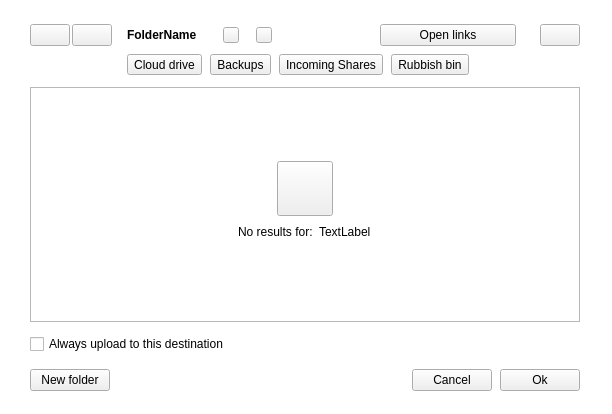
meganz/MEGAsync, file src/MEGASync/node_selector/gui/ui/NodeSelectorTreeViewWidget.ui: the form before one commit.
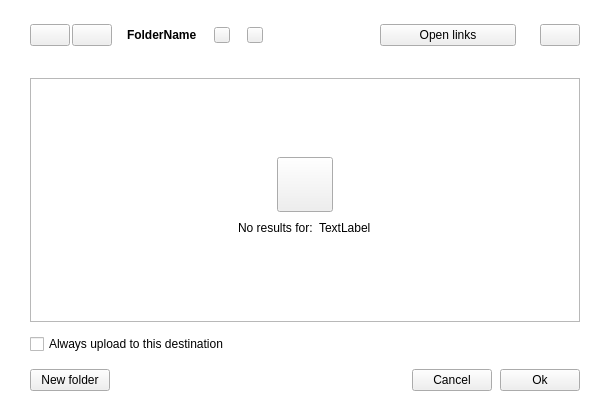
The form after the commit. Icons and pictures are not drawn. Custom widgets are drawn as their Qt base class.

What changed in the file:
```diff
--- a/src/MEGASync/node_selector/gui/ui/NodeSelectorTreeViewWidget.ui
+++ b/src/MEGASync/node_selector/gui/ui/NodeSelectorTreeViewWidget.ui
@@ -101,7 +101,128 @@
         <property name="verticalSpacing">
          <number>8</number>
         </property>
-        <item row="0" column="10">
+        <item row="0" column="6">
+         <spacer name="avatarSpacer">
+          <property name="orientation">
+           <enum>Qt::Horizontal</enum>
+          </property>
+          <property name="sizeType">
+           <enum>QSizePolicy::Fixed</enum>
+          </property>
+          <property name="sizeHint" stdset="0">
+           <size>
+            <width>13</width>
+            <height>20</height>
+           </size>
+          </property>
+         </spacer>
+        </item>
+        <item row="0" column="2">
+         <spacer name="horizontalSpacer_5">
+          <property name="orientation">
+           <enum>Qt::Horizontal</enum>
+          </property>
+          <property name="sizeType">
+           <enum>QSizePolicy::Fixed</enum>
+          </property>
+          <property name="sizeHint" stdset="0">
+           <size>
+            <width>13</width>
+            <height>20</height>
+           </size>
+          </property>
+         </spacer>
+        </item>
+        <item row="0" column="11">
+         <widget class="QWidget" name="buttonsContainer" native="true">
+          <property name="minimumSize">
+           <size>
+            <width>200</width>
+            <height>0</height>
+           </size>
+          </property>
+          <layout class="QHBoxLayout" name="horizontalLayout_5">
+           <property name="spacing">
+            <number>24</number>
+           </property>
+           <property name="leftMargin">
+            <number>0</number>
+           </property>
+           <property name="topMargin">
+            <number>0</number>
+           </property>
+           <property name="rightMargin">
+            <number>0</number>
+           </property>
+           <property name="bottomMargin">
+            <number>0</number>
+           </property>
+           <item>
+            <widget class="QPushButton" name="bOpenLinks">
+             <property name="text">
+              <string>Open links</string>
+             </property>
+             <property name="icon">
+              <iconset resource="../../../gui/Resources_common.qrc">
+               <normaloff>:/link-01_small_thin_outline</normaloff>:/link-01_small_thin_outline</iconset>
+             </property>
+             <property name="dimension" stdset="0">
+              <string notr="true">small</string>
+             </property>
+             <property name="type" stdset="0">
+              <string notr="true">ghost</string>
+             </property>
+            </widget>
+           </item>
+           <item>
+            <widget class="QPushButton" name="bSettings">
+             <property name="sizePolicy">
+              <sizepolicy hsizetype="Fixed" vsizetype="Fixed">
+               <horstretch>0</horstretch>
+               <verstretch>0</verstretch>
+              </sizepolicy>
+             </property>
+             <property name="text">
+              <string notr="true"/>
+             </property>
+             <property name="icon">
+              <iconset>
+               <normaloff>:/gear-six_small_thin_outline</normaloff>:/gear-six_small_thin_outline</iconset>
+             </property>
+             <property name="class" stdset="0">
+              <string notr="true">icon-button</string>
+             </property>
+             <property name="dimension" stdset="0">
+              <string notr="true">small</string>
+             </property>
+            </widget>
+           </item>
+          </layout>
+         </widget>
+        </item>
+        <item row="0" column="7">
+         <widget class="QToolButton" name="lOwnerIcon">
+          <property name="minimumSize">
+           <size>
+            <width>16</width>
+            <height>16</height>
+           </size>
+          </property>
+          <property name="maximumSize">
+           <size>
+            <width>16</width>
+            <height>16</height>
+           </size>
+          </property>
+          <property name="text">
+           <string notr="true"/>
+          </property>
+          <property name="class" stdset="0">
+           <string notr="true">icon-label</string>
+          </property>
+         </widget>
+        </item>
+        <item row="0" column="9">
          <widget class="QLabel" name="lAccess">
           <property name="minimumSize">
            <size>
@@ -121,30 +242,172 @@
          </widget>
         </item>
         <item row="0" column="5">
-         <spacer name="syncSpacer">
+         <widget class="QToolButton" name="lSyncIcon">
+          <property name="minimumSize">
+           <size>
+            <width>16</width>
+            <height>16</height>
+           </size>
+          </property>
+          <property name="maximumSize">
+           <size>
+            <width>16</width>
+            <height>16</height>
+           </size>
+          </property>
+          <property name="text">
+           <string notr="true"/>
+          </property>
+          <property name="class" stdset="0">
+           <string notr="true">icon-label</string>
+          </property>
+         </widget>
+        </item>
+        <item row="0" column="10">
+         <spacer name="horizontalSpacer_4">
           <property name="orientation">
            <enum>Qt::Horizontal</enum>
           </property>
+          <property name="sizeHint" stdset="0">
+           <size>
+            <width>40</width>
+            <height>20</height>
+           </size>
+          </property>
+         </spacer>
+        </item>
+        <item row="1" column="2">
+         <spacer name="verticalSpacer_4">
+          <property name="orientation">
+           <enum>Qt::Vertical</enum>
+          </property>
           <property name="sizeType">
            <enum>QSizePolicy::Fixed</enum>
           </property>
           <property name="sizeHint" stdset="0">
            <size>
-            <width>13</width>
-            <height>20</height>
+            <width>0</width>
+            <height>12</height>
            </size>
           </property>
          </spacer>
         </item>
+        <item row="1" column="3" colspan="9" alignment="Qt::AlignLeft">
+         <widget class="QWidget" name="searchButtonsWidget" native="true">
+          <property name="minimumSize">
+           <size>
+            <width>0</width>
+            <height>0</height>
+           </size>
+          </property>
+          <property name="maximumSize">
+           <size>
+            <width>16777215</width>
+            <height>24</height>
+           </size>
+          </property>
+          <layout class="QHBoxLayout" name="horizontalLayout_2">
+           <property name="spacing">
+            <number>8</number>
+           </property>
+           <property name="leftMargin">
+            <number>0</number>
+           </property>
+           <property name="topMargin">
+            <number>0</number>
+           </property>
+           <property name="bottomMargin">
+            <number>0</number>
+           </property>
+           <item>
+            <widget class="TabSelector" name="cloudDriveSearch" native="true">
+             <property name="minimumSize">
+              <size>
+               <width>0</width>
+               <height>0</height>
+              </size>
+             </property>
+             <property name="maximumSize">
+              <size>
+               <width>16777215</width>
+               <height>16777215</height>
+              </size>
+             </property>
+             <property name="class" stdset="0">
+              <string notr="true">chip</string>
+             </property>
+             <property name="icon" stdset="0">
+              <iconset resource="../../../gui/Resources_common.qrc">
+               <normaloff>:/cloud_off</normaloff>
+               <normalon>:/cloud_on</normalon>:/cloud_off</iconset>
+             </property>
+            </widget>
+           </item>
+           <item>
+            <widget class="TabSelector" name="backupsSearch" native="true">
+             <property name="minimumSize">
+              <size>
+               <width>0</width>
+               <height>0</height>
+              </size>
+             </property>
+             <property name="maximumSize">
+              <size>
+               <width>16777215</width>
+               <height>16777215</height>
+              </size>
+             </property>
+             <property name="class" stdset="0">
+              <string notr="true">chip</string>
+             </property>
+             <property name="icon" stdset="0">
+              <iconset resource="../../../gui/Resources_common.qrc">
+               <normaloff>:/devices_off</normaloff>
+               <normalon>:/devices_on</normalon>:/devices_off</iconset>
+             </property>
+            </widget>
+           </item>
+           <item>
+            <widget class="TabSelector" name="incomingSharesSearch" native="true">
+             <property name="maximumSize">
+              <size>
+               <width>16777215</width>
+               <height>16777215</height>
+              </size>
+             </property>
+             <property name="class" stdset="0">
+              <string notr="true">chip</string>
+             </property>
+             <property name="icon" stdset="0">
+              <iconset resource="../../../gui/Resources_common.qrc">
+               <normaloff>:/folder-users_off</normaloff>
+               <normalon>:/folder-users_on</normalon>:/folder-users_off</iconset>
+             </property>
+            </widget>
+           </item>
+           <item>
+            <widget class="TabSelector" name="rubbishSearch" native="true">
+             <property name="maximumSize">
+              <size>
+               <width>16777215</width>
+               <height>16777215</height>
+              </size>
+             </property>
+             <property name="class" stdset="0">
+              <string notr="true">chip</string>
+             </property>
+             <property name="icon" stdset="0">
+              <iconset resource="../../../gui/Resources_common.qrc">
+               <normaloff>:/search_outline_small</normaloff>
+               <normalon>:/search_solid_small</normalon>:/search_outline_small</iconset>
+             </property>
+            </widget>
+           </item>
+          </layout>
+         </widget>
+        </item>
         <item row="0" column="4">
-         <widget class="QLabel" name="searchingText">
-          <property name="text">
-           <string notr="true"/>
-          </property>
-         </widget>
-        </item>
-        <item row="0" column="2">
-         <spacer name="horizontalSpacer_5">
+         <spacer name="syncSpacer">
           <property name="orientation">
            <enum>Qt::Horizontal</enum>
           </property>
@@ -179,72 +442,21 @@
           </property>
          </widget>
         </item>
-        <item row="1" column="2">
-         <spacer name="verticalSpacer_4">
-          <property name="orientation">
-           <enum>Qt::Vertical</enum>
-          </property>
-          <property name="sizeType">
-           <enum>QSizePolicy::Fixed</enum>
-          </property>
-          <property name="sizeHint" stdset="0">
-           <size>
-            <width>0</width>
-            <height>12</height>
-           </size>
-          </property>
-         </spacer>
-        </item>
-        <item row="0" column="11">
-         <spacer name="horizontalSpacer_4">
-          <property name="orientation">
-           <enum>Qt::Horizontal</enum>
-          </property>
-          <property name="sizeHint" stdset="0">
-           <size>
-            <width>40</width>
-            <height>20</height>
-           </size>
-          </property>
-         </spacer>
-        </item>
-        <item row="0" column="9">
-         <spacer name="horizontalSpacer_2">
-          <property name="orientation">
-           <enum>Qt::Horizontal</enum>
-          </property>
-          <property name="sizeType">
-           <enum>QSizePolicy::Fixed</enum>
-          </property>
-          <property name="sizeHint" stdset="0">
-           <size>
-            <width>13</width>
-            <height>20</height>
-           </size>
-          </property>
-         </spacer>
-        </item>
         <item row="0" column="8">
-         <widget class="QToolButton" name="lOwnerIcon">
-          <property name="minimumSize">
-           <size>
-            <width>16</width>
-            <height>16</height>
-           </size>
+         <spacer name="horizontalSpacer_2">
+          <property name="orientation">
+           <enum>Qt::Horizontal</enum>
           </property>
-          <property name="maximumSize">
+          <property name="sizeType">
+           <enum>QSizePolicy::Fixed</enum>
+          </property>
+          <property name="sizeHint" stdset="0">
            <size>
-            <width>16</width>
-            <height>16</height>
+            <width>13</width>
+            <height>20</height>
            </size>
           </property>
-          <property name="text">
-           <string notr="true"/>
-          </property>
-          <property name="class" stdset="0">
-           <string notr="true">icon-label</string>
-          </property>
-         </widget>
+         </spacer>
         </item>
         <item row="0" column="0">
          <widget class="QPushButton" name="bBack">
@@ -287,242 +499,6 @@
           </property>
          </widget>
         </item>
-        <item row="0" column="7">
-         <spacer name="avatarSpacer">
-          <property name="orientation">
-           <enum>Qt::Horizontal</enum>
-          </property>
-          <property name="sizeType">
-           <enum>QSizePolicy::Fixed</enum>
-          </property>
-          <property name="sizeHint" stdset="0">
-           <size>
-            <width>13</width>
-            <height>20</height>
-           </size>
-          </property>
-         </spacer>
-        </item>
-        <item row="1" column="3" colspan="10" alignment="Qt::AlignLeft">
-         <widget class="QWidget" name="searchButtonsWidget" native="true">
-          <property name="minimumSize">
-           <size>
-            <width>0</width>
-            <height>0</height>
-           </size>
-          </property>
-          <property name="maximumSize">
-           <size>
-            <width>16777215</width>
-            <height>24</height>
-           </size>
-          </property>
-          <layout class="QHBoxLayout" name="horizontalLayout_2">
-           <property name="spacing">
-            <number>8</number>
-           </property>
-           <property name="leftMargin">
-            <number>0</number>
-           </property>
-           <property name="topMargin">
-            <number>0</number>
-           </property>
-           <property name="bottomMargin">
-            <number>0</number>
-           </property>
-           <item>
-            <widget class="QToolButton" name="cloudDriveSearch">
-             <property name="cursor">
-              <cursorShape>PointingHandCursor</cursorShape>
-             </property>
-             <property name="tabletTracking">
-              <bool>false</bool>
-             </property>
-             <property name="autoFillBackground">
-              <bool>false</bool>
-             </property>
-             <property name="text">
-              <string>Cloud drive</string>
-             </property>
-             <property name="icon">
-              <iconset resource="../../../gui/Resources_common.qrc">
-               <normaloff>:/images/node_selector/search_filter/small_cloud_default.png</normaloff>:/images/node_selector/search_filter/small_cloud_default.png</iconset>
-             </property>
-             <property name="iconSize">
-              <size>
-               <width>16</width>
-               <height>16</height>
-              </size>
-             </property>
-             <property name="checkable">
-              <bool>true</bool>
-             </property>
-             <property name="autoExclusive">
-              <bool>false</bool>
-             </property>
-             <property name="toolButtonStyle">
-              <enum>Qt::ToolButtonTextBesideIcon</enum>
-             </property>
-             <property name="default_icon" stdset="0">
-              <string notr="true">qrc:/images/node_selector/search_filter/small_cloud_default.png</string>
-             </property>
-             <property name="not_change_text_color" stdset="0">
-              <bool>true</bool>
-             </property>
-             <property name="icon_spacing" stdset="0">
-              <UInt>6</UInt>
-             </property>
-             <property name="hover_selected" stdset="0">
-              <bool>true</bool>
-             </property>
-             <attribute name="buttonGroup">
-              <string notr="true">searchFilterButtonGroup</string>
-             </attribute>
-            </widget>
-           </item>
-           <item>
-            <widget class="QToolButton" name="backupsSearch">
-             <property name="cursor">
-              <cursorShape>PointingHandCursor</cursorShape>
-             </property>
-             <property name="text">
-              <string>Backups</string>
-             </property>
-             <property name="icon">
-              <iconset resource="../../../gui/Resources_common.qrc">
-               <normaloff>:/images/node_selector/search_filter/small_database_default.png</normaloff>:/images/node_selector/search_filter/small_database_default.png</iconset>
-             </property>
-             <property name="iconSize">
-              <size>
-               <width>16</width>
-               <height>16</height>
-              </size>
-             </property>
-             <property name="checkable">
-              <bool>true</bool>
-             </property>
-             <property name="toolButtonStyle">
-              <enum>Qt::ToolButtonTextBesideIcon</enum>
-             </property>
-             <property name="default_icon" stdset="0">
-              <string notr="true">qrc:/images/node_selector/search_filter/small_database_default.png</string>
-             </property>
-             <property name="not_change_text_color" stdset="0">
-              <bool>true</bool>
-             </property>
-             <property name="icon_spacing" stdset="0">
-              <UInt>6</UInt>
-             </property>
-             <property name="hover_selected" stdset="0">
-              <bool>true</bool>
-             </property>
-             <attribute name="buttonGroup">
-              <string notr="true">searchFilterButtonGroup</string>
-             </attribute>
-            </widget>
-           </item>
-           <item>
-            <widget class="QToolButton" name="incomingSharesSearch">
-             <property name="cursor">
-              <cursorShape>PointingHandCursor</cursorShape>
-             </property>
-             <property name="text">
-              <string>Incoming Shares</string>
-             </property>
-             <property name="icon">
-              <iconset resource="../../../gui/Resources_common.qrc">
-               <normaloff>:/images/node_selector/search_filter/small_folder_default.png</normaloff>:/images/node_selector/search_filter/small_folder_default.png</iconset>
-             </property>
-             <property name="iconSize">
-              <size>
-               <width>16</width>
-               <height>16</height>
-              </size>
-             </property>
-             <property name="checkable">
-              <bool>true</bool>
-             </property>
-             <property name="toolButtonStyle">
-              <enum>Qt::ToolButtonTextBesideIcon</enum>
-             </property>
-             <property name="default_icon" stdset="0">
-              <string notr="true">qrc:/images/node_selector/search_filter/small_folder_default.png</string>
-             </property>
-             <property name="not_change_text_color" stdset="0">
-              <bool>true</bool>
-             </property>
-             <property name="icon_spacing" stdset="0">
-              <UInt>6</UInt>
-             </property>
-             <property name="hover_selected" stdset="0">
-              <bool>true</bool>
-             </property>
-             <attribute name="buttonGroup">
-              <string notr="true">searchFilterButtonGroup</string>
-             </attribute>
-            </widget>
-           </item>
-           <item>
-            <widget class="QToolButton" name="rubbishSearch">
-             <property name="cursor">
-              <cursorShape>PointingHandCursor</cursorShape>
-             </property>
-             <property name="text">
-              <string>Rubbish bin</string>
-             </property>
-             <property name="icon">
-              <iconset>
-               <normalon>:/images/node_selector/search_filter/small_trash_default.png</normalon>
-              </iconset>
-             </property>
-             <property name="checkable">
-              <bool>true</bool>
-             </property>
-             <property name="toolButtonStyle">
-              <enum>Qt::ToolButtonTextBesideIcon</enum>
-             </property>
-             <property name="default_icon" stdset="0">
-              <string notr="true">qrc:/images/node_selector/search_filter/small_trash_default.png</string>
-             </property>
-             <property name="not_change_text_color" stdset="0">
-              <bool>true</bool>
-             </property>
-             <property name="icon_spacing" stdset="0">
-              <UInt>6</UInt>
-             </property>
-             <property name="hover_selected" stdset="0">
-              <bool>true</bool>
-             </property>
-             <attribute name="buttonGroup">
-              <string notr="true">searchFilterButtonGroup</string>
-             </attribute>
-            </widget>
-           </item>
-          </layout>
-         </widget>
-        </item>
-        <item row="0" column="6">
-         <widget class="QToolButton" name="lSyncIcon">
-          <property name="minimumSize">
-           <size>
-            <width>16</width>
-            <height>16</height>
-           </size>
-          </property>
-          <property name="maximumSize">
-           <size>
-            <width>16</width>
-            <height>16</height>
-           </size>
-          </property>
-          <property name="text">
-           <string notr="true"/>
-          </property>
-          <property name="class" stdset="0">
-           <string notr="true">icon-label</string>
-          </property>
-         </widget>
-        </item>
         <item row="0" column="1">
          <widget class="QPushButton" name="bForward">
           <property name="sizePolicy">
@@ -558,73 +534,6 @@
           </property>
          </widget>
         </item>
-        <item row="0" column="12">
-         <widget class="QWidget" name="buttonsContainer" native="true">
-          <property name="minimumSize">
-           <size>
-            <width>200</width>
-            <height>0</height>
-           </size>
-          </property>
-          <layout class="QHBoxLayout" name="horizontalLayout_5">
-           <property name="spacing">
-            <number>24</number>
-           </property>
-           <property name="leftMargin">
-            <number>0</number>
-           </property>
-           <property name="topMargin">
-            <number>0</number>
-           </property>
-           <property name="rightMargin">
-            <number>0</number>
-           </property>
-           <property name="bottomMargin">
-            <number>0</number>
-           </property>
-           <item>
-            <widget class="QPushButton" name="bOpenLinks">
-             <property name="text">
-              <string>Open links</string>
-             </property>
-             <property name="icon">
-              <iconset resource="../../../gui/Resources_common.qrc">
-               <normaloff>:/link-01_small_thin_outline</normaloff>:/link-01_small_thin_outline</iconset>
-             </property>
-             <property name="dimension" stdset="0">
-              <string notr="true">small</string>
-             </property>
-             <property name="type" stdset="0">
-              <string notr="true">ghost</string>
-             </property>
-            </widget>
-           </item>
-           <item>
-            <widget class="QPushButton" name="bSettings">
-             <property name="sizePolicy">
-              <sizepolicy hsizetype="Fixed" vsizetype="Fixed">
-               <horstretch>0</horstretch>
-               <verstretch>0</verstretch>
-              </sizepolicy>
-             </property>
-             <property name="text">
-              <string notr="true"/>
-             </property>
-             <property name="icon">
-              <iconset>
-               <normaloff>:/gear-six_small_thin_outline</normaloff>:/gear-six_small_thin_outline</iconset>
-             </property>
-             <property name="class" stdset="0">
-              <string notr="true">icon-button</string>
-             </property>
-             <property name="dimension" stdset="0">
-              <string notr="true">small</string>
-             </property>
-            </widget>
-           </item>
-          </layout>
-         </widget>
-        </item>
        </layout>
       </item>
       <item>
@@ -928,6 +837,12 @@
   </layout>
  </widget>
  <customwidgets>
+  <customwidget>
+   <class>TabSelector</class>
+   <extends>QWidget</extends>
+   <header>TabSelector.h</header>
+   <container>1</container>
+  </customwidget>
   <customwidget>
    <class>NodeSelectorTreeView</class>
    <extends>QTreeView</extends>
```
Left out of the diff: 3 changed lines with no effect on the pictures.
